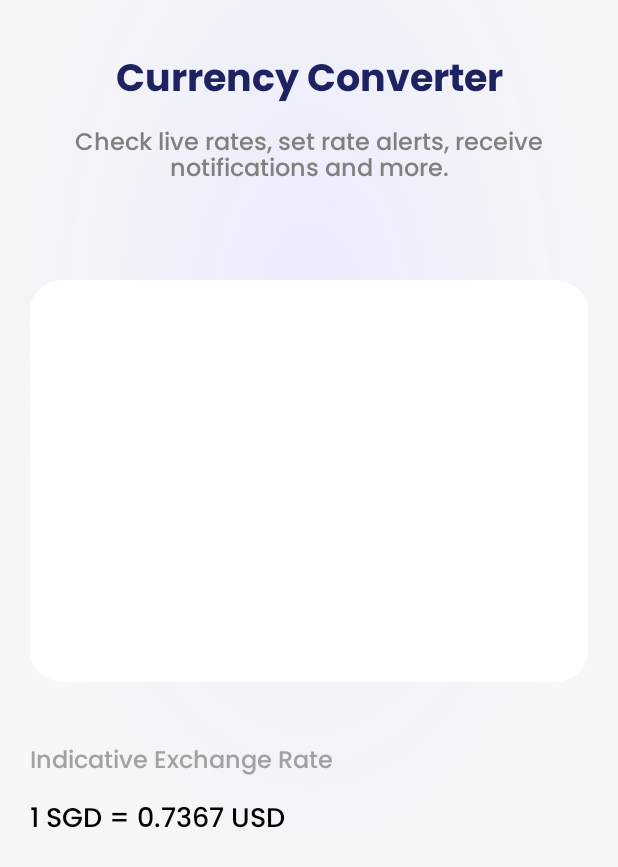
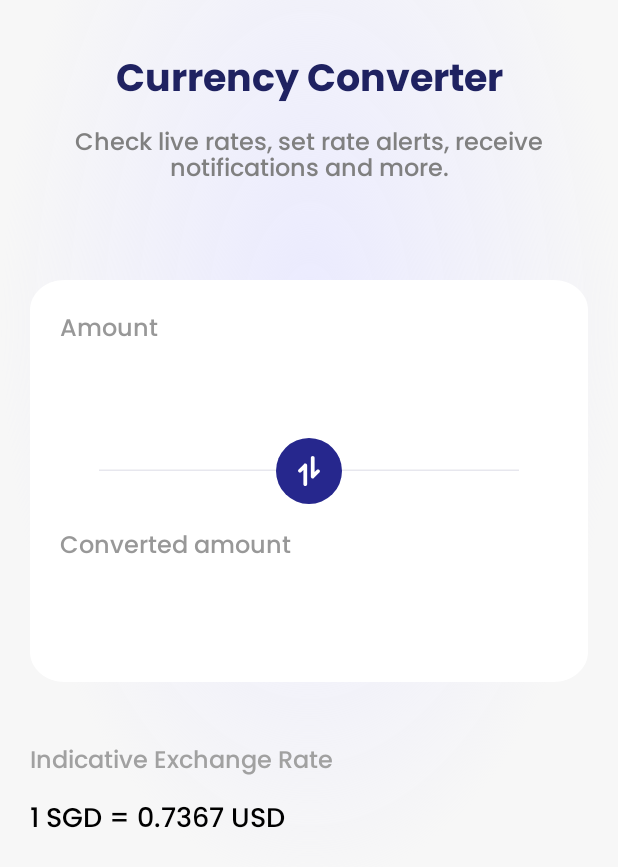
Before and after one commit to devdhan/CurrencyConverter, an Android app built with Jetpack Compose: the fragment ConvertPage shown on its own in the app's theme, on a phone screen of 412 x 824 dp. Shown: the top 867 px of the screen. Run offline under Robolectric (Android 15) with nearby library versions, the phone set to English and light mode, and no system bars.

Commit message:
Updated the UI

```diff
--- a/app/build.gradle.kts
+++ b/app/build.gradle.kts
@@ -58,6 +58,7 @@ dependencies {
     implementation("androidx.compose.material3:material3")
     implementation("androidx.constraintlayout:constraintlayout:2.1.4")
     implementation("androidx.fragment:fragment-ktx:1.6.2")
+    implementation("androidx.cardview:cardview:1.0.0")
     testImplementation("junit:junit:4.13.2")
     androidTestImplementation("androidx.test.ext:junit:1.1.5")
     androidTestImplementation("androidx.test.espresso:espresso-core:3.5.1")
--- a/app/src/main/AndroidManifest.xml
+++ b/app/src/main/AndroidManifest.xml
@@ -1,6 +1,10 @@
 <?xml version="1.0" encoding="utf-8"?>
 <manifest xmlns:android="http://schemas.android.com/apk/res/android"
     xmlns:tools="http://schemas.android.com/tools">
+
+    <uses-permission android:name="android.permission.INTERNET"/>
+    <uses-permission android:name="android.permission.ACCESS_NETWORK_STATE"/>
+
 
     <application
         android:allowBackup="true"
--- /dev/null
+++ b/app/src/main/res/drawable/group_5.xml
@@ -0,0 +1,20 @@
+<vector xmlns:android="http://schemas.android.com/apk/res/android"
+    android:width="280dp"
+    android:height="44dp"
+    android:viewportWidth="280"
+    android:viewportHeight="44">
+  <path
+      android:strokeWidth="1"
+      android:pathData="M0,21.5L280,21.5"
+      android:fillColor="#00000000"
+      android:strokeColor="#E7E7EE"/>
+  <path
+      android:pathData="M140,22m-22,0a22,22 0,1 1,44 0a22,22 0,1 1,-44 0"
+      android:fillColor="#26278D"/>
+  <path
+      android:pathData="M141.23,25.75C141.23,26.02 141.32,26.29 141.48,26.5C141.65,26.72 141.87,26.88 142.13,26.95C142.4,27.03 142.67,27.01 142.93,26.92C143.18,26.82 143.4,26.64 143.54,26.41L146.9,23.05C147.02,22.94 147.11,22.8 147.17,22.65C147.23,22.5 147.27,22.33 147.27,22.17C147.27,22.01 147.23,21.84 147.17,21.69C147.11,21.54 147.02,21.4 146.9,21.29C146.78,21.17 146.65,21.08 146.49,21.01C146.34,20.95 146.18,20.92 146.01,20.92C145.85,20.92 145.69,20.95 145.54,21.02C145.38,21.08 145.25,21.17 145.13,21.29L143.73,22.69V13.25C143.73,12.92 143.6,12.6 143.37,12.37C143.13,12.13 142.81,12 142.48,12C142.15,12 141.83,12.13 141.6,12.37C141.36,12.6 141.23,12.92 141.23,13.25V25.69V25.75H141.23Z"
+      android:fillColor="#ffffff"/>
+  <path
+      android:pathData="M138.77,18.25C138.77,17.98 138.68,17.71 138.52,17.5C138.35,17.28 138.13,17.12 137.87,17.05C137.6,16.97 137.33,16.99 137.07,17.08C136.82,17.18 136.6,17.36 136.46,17.59L133.1,20.95C132.98,21.06 132.89,21.2 132.82,21.35C132.76,21.5 132.72,21.67 132.72,21.83C132.72,22 132.75,22.17 132.81,22.32C132.88,22.47 132.97,22.61 133.09,22.73C133.2,22.85 133.34,22.94 133.5,23C133.65,23.07 133.82,23.1 133.98,23.1C134.15,23.09 134.31,23.06 134.46,22.99C134.62,22.93 134.75,22.83 134.87,22.71L136.27,21.31V30.75C136.27,31.08 136.4,31.4 136.64,31.63C136.87,31.87 137.19,32 137.52,32C137.85,32 138.17,31.87 138.4,31.63C138.64,31.4 138.77,31.08 138.77,30.75V18.31V18.25Z"
+      android:fillColor="#ffffff"/>
+</vector>
--- a/app/src/main/res/drawable/rectanglr.xml
+++ b/app/src/main/res/drawable/rectanglr.xml
@@ -5,8 +5,7 @@
         android:width="320dp"
         android:height="268dp"
         android:viewportWidth="320"
-        android:viewportHeight="268"
-        >
+        android:viewportHeight="268">
         <group>
             <clip-path
                 android:pathData="M20 0H300C311.046 0 320 8.95431 320 20V248C320 259.046 311.046 268 300 268H20C8.95431 268 0 259.046 0 248V20C0 8.95431 8.95431 0 20 0Z"
--- a/app/src/main/res/layout/fragment_convert_page.xml
+++ b/app/src/main/res/layout/fragment_convert_page.xml
@@ -26,23 +26,26 @@
         android:id="@+id/textView"
         android:layout_width="wrap_content"
         android:layout_height="wrap_content"
+        android:layout_marginStart="20dp"
         android:layout_marginTop="32dp"
+        android:layout_marginEnd="20dp"
+        android:fontFamily="@font/poppins_bold"
+        android:gravity="center_horizontal|top"
+        android:lineHeight="29sp"
         android:text="Currency Converter"
+        android:textColor="#1F2261"
         android:textSize="25sp"
-        android:fontFamily="@font/poppins_bold"
-        android:textColor="#1F2261"
-        android:lineHeight="29sp"
-        android:textAlignment="center"
-        android:gravity="center_horizontal|top"
         app:layout_constraintEnd_toEndOf="parent"
         app:layout_constraintStart_toStartOf="parent"
         app:layout_constraintTop_toTopOf="parent" />
 
     <TextView
         android:id="@+id/textView2"
-        android:layout_width="wrap_content"
+        android:layout_width="0dp"
         android:layout_height="wrap_content"
         android:layout_marginTop="6dp"
+        android:layout_marginEnd="20dp"
+        android:layout_marginStart="20dp"
         android:fontFamily="@font/poppins_medium"
         android:lineHeight="19sp"
         android:text="Check live rates, set rate alerts, receive notifications and more."
@@ -67,6 +70,56 @@
         app:layout_constraintEnd_toEndOf="parent"
         app:layout_constraintStart_toStartOf="parent"
         app:layout_constraintTop_toBottomOf="@+id/textView2"/>
+
+    <TextView
+        android:id="@+id/amount"
+        android:layout_width="wrap_content"
+        android:layout_height="wrap_content"
+        android:layout_alignParentStart="true"
+        android:layout_alignParentTop="true"
+        android:layout_marginStart="20dp"
+        android:layout_marginTop="20dp"
+        android:elevation="4dp"
+        android:fontFamily="@font/poppins_medium"
+        android:gravity="top"
+        android:lineHeight="18sp"
+        android:text="Amount"
+        android:textColor="#989898"
+        android:textSize="16sp"
+        app:layout_constraintStart_toStartOf="@+id/rectangle_1"
+        app:layout_constraintTop_toTopOf="@+id/rectangle_1" />
+
+    <ImageView
+        android:id="@+id/convertbtn"
+        android:layout_width="match_parent"
+        android:layout_height="wrap_content"
+        android:src="@drawable/group_5"
+        android:layout_marginTop="105dp"
+        android:layout_marginStart="20dp"
+        android:layout_marginEnd="20dp"
+        android:elevation="4dp"
+        app:layout_constraintStart_toStartOf="@id/rectangle_1"
+        app:layout_constraintEnd_toEndOf="@id/rectangle_1"
+        app:layout_constraintTop_toTopOf="@id/rectangle_1"
+        />
+
+    <TextView
+        android:id="@+id/convertedamount"
+        android:layout_width="wrap_content"
+        android:layout_height="wrap_content"
+        android:layout_alignParentStart="true"
+        android:layout_alignParentTop="true"
+        android:layout_marginStart="20dp"
+        android:layout_marginTop="15dp"
+        android:elevation="4dp"
+        android:fontFamily="@font/poppins_medium"
+        android:gravity="top"
+        android:lineHeight="18sp"
+        android:text="Converted amount"
+        android:textColor="#989898"
+        android:textSize="16sp"
+        app:layout_constraintStart_toStartOf="@+id/rectangle_1"
+        app:layout_constraintTop_toBottomOf="@+id/convertbtn" />
 
     <TextView
         android:id="@+id/exchange"
@@ -97,5 +150,4 @@
         android:text="1 SGD = 0.7367 USD"
         android:textColor="#000000"/>
 
-
 </androidx.constraintlayout.widget.ConstraintLayout>
```
